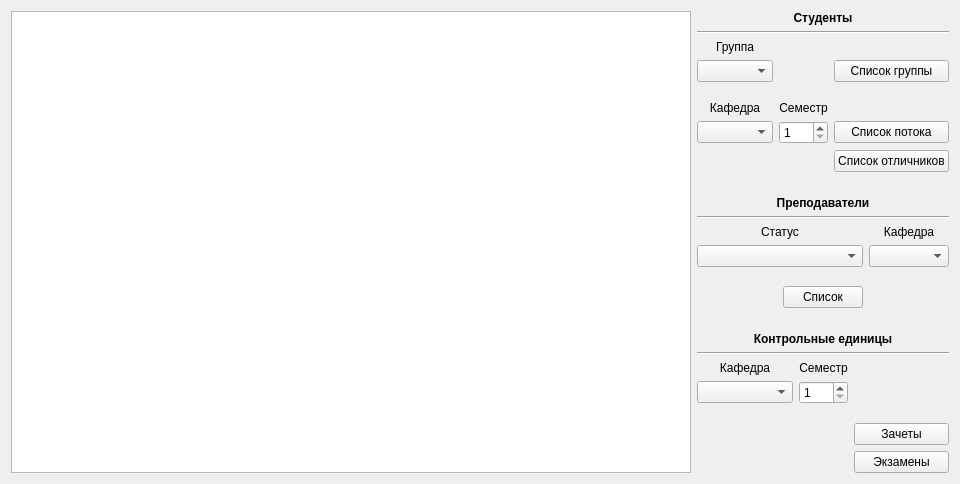
Before: the Qt Designer form listswindow.ui in muzzy404/DeanOffice-database-course-work, drawn with Qt 5.
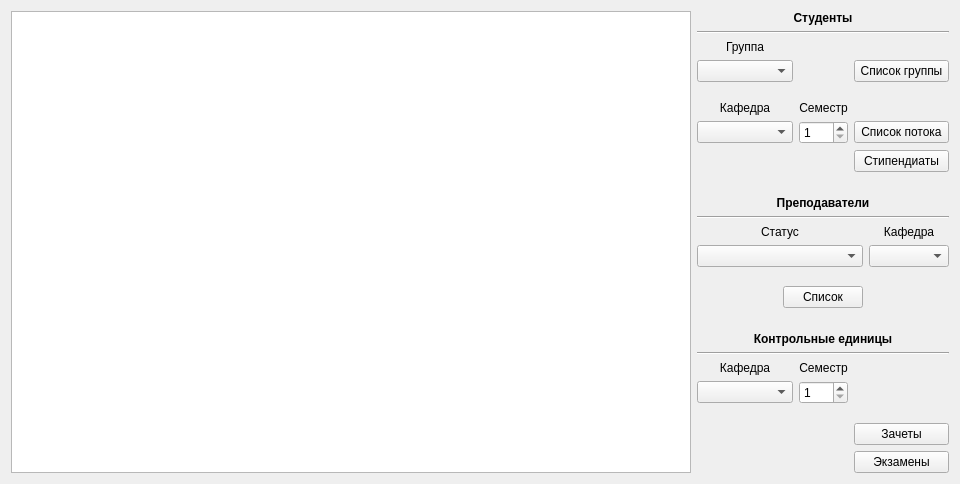
After: the same form once the commit is applied.

Commit message: lists window: the last button remains

```diff
--- a/listswindow.ui
+++ b/listswindow.ui
@@ -182,7 +182,7 @@
      <item row="7" column="2">
       <widget class="QPushButton" name="stBtnExcellentsList">
        <property name="text">
-        <string>Список отличников</string>
+        <string>Стипендиаты</string>
        </property>
       </widget>
      </item>
```
Left out of the diff: 2 changed lines with no effect on the pictures. The commit also changes 3 other files.
